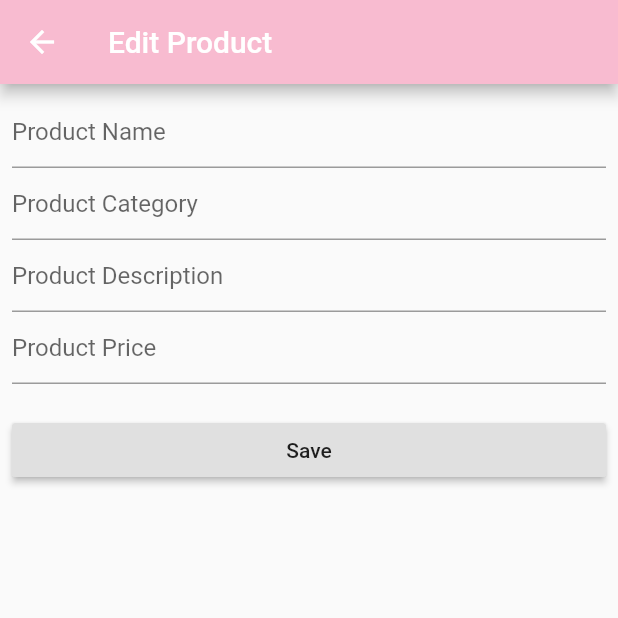
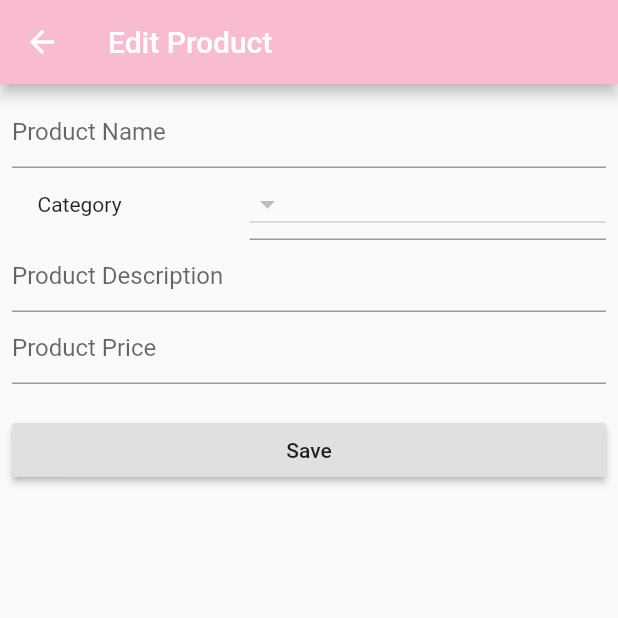
Before and after one commit to gorazdnina/Korepetycje, a Flutter app: the screen it shows once a user with an empty profile is signed in, item 3 of the bottom bar chosen, after a tap on the "add" icon, on a phone screen of 412 x 824 dp, the top half of it. Run offline on Flutter 3.47's test engine with Material 2 defaults, Android fonts, the phone set to English and light mode, and no system bars; our stand-ins replace cloud_firestore, firebase_auth, firebase_core, flutter_calendar_carousel, flutter_spinkit; accounts and stored records are empty; network calls fail.

Commit message:
Dropdown category in edit product page

```diff
--- a/lib/screens/home/home.dart
+++ b/lib/screens/home/home.dart
@@ -30,7 +30,6 @@ class Home extends StatefulWidget{
 
 class _HomeState extends State<Home>{
 
-  final AuthService _auth = AuthService();
   final DataBaseService _db = DataBaseService();
   String category = "Wszystko";
 
--- a/lib/screens/home/my_products/edit_products.dart
+++ b/lib/screens/home/my_products/edit_products.dart
@@ -1,5 +1,7 @@
 
 
+import 'package:cloud_firestore/cloud_firestore.dart';
+import 'package:flutter/cupertino.dart';
 import 'package:flutter/material.dart';
 import 'package:flutter_app2/models/lessons.dart';
 import 'package:flutter_app2/models/userr.dart';
@@ -20,6 +22,7 @@ class _EditProductState extends State<EditProduct> {
   final priceController = TextEditingController();
   final categoryController = TextEditingController();
   final descriptionController = TextEditingController();
+  String category = "Matematyka";
 
   @override
   void dispose() {
@@ -78,13 +81,14 @@ class _EditProductState extends State<EditProduct> {
                 productProvider.changeName(value);
               },
             ),
-            TextField(
-              controller: categoryController,
-              decoration: InputDecoration(hintText: 'Product Category'),
-              onChanged: (value) {
-                productProvider.changeCategory(value);
-              },
-            ),
+            _dropDownCategory(),
+            // TextField(
+            //   controller: categoryController,
+            //   decoration: InputDecoration(hintText: 'Product Category'),
+            //   onChanged: (value) {
+            //     productProvider.changeCategory(value);
+            //   },
+            // ),
             TextField(
               controller: descriptionController,
               decoration: InputDecoration(hintText: 'Product Description'),
@@ -104,6 +108,7 @@ class _EditProductState extends State<EditProduct> {
               child: Text('Save'),
               onPressed: () {
                 productProvider.changeuid(user.uid);
+                productProvider.changeCategory(category);
                 productProvider.saveProduct();
                 Navigator.of(context).pop();
               },
@@ -122,4 +127,63 @@ class _EditProductState extends State<EditProduct> {
       ),
     );
   }
+
+
+
+    Widget _dropDownCategory(){
+    return StreamBuilder<QuerySnapshot>(
+    stream: FirebaseFirestore.instance.collection('category').snapshots(),
+    builder: (context, snapshot){
+      if (!snapshot.hasData) return const Center(
+        child: const CupertinoActivityIndicator(),
+      );
+      return new Container(
+        child: new Row(
+          children: <Widget>[
+            new Expanded(
+                flex: 2,
+                child: new Container(
+                  padding: EdgeInsets.fromLTRB(17.0,10.0,10.0,10.0),
+                  child: new Text("Category"),
+                )
+            ),
+            new Expanded(
+              flex: 3,
+              child:new InputDecorator(
+                decoration: const InputDecoration(
+                  hintText: 'Choose an category',
+                  hintStyle: TextStyle(
+                    fontSize: 16.0,
+                    fontFamily: "OpenSans",
+                    fontWeight: FontWeight.normal,
+                  ),
+                ),
+                isEmpty: category == null,
+                child: new DropdownButton(
+                  value: category,
+                  isDense: true,
+                  onChanged: (String newValue) {
+                    setState(() {
+                      category = newValue;
+                    });
+                  },
+                  items: snapshot.data.docs.map((DocumentSnapshot document) {
+                    return new DropdownMenuItem<String>(
+                        value: document.data()['category_name'],
+                        child: new Container(
+                          height: 30.0,
+                          padding: EdgeInsets.fromLTRB(10.0, 2.0, 10.0, 0.0),
+                          child: new Text(document.data()['category_name']),
+                        )
+                    );
+                  }).toList(),
+                ),
+              ),
+            ),
+          ],
+        ),
+      );
+    }
+  );
 }
+}
--- a/lib/services/database.dart
+++ b/lib/services/database.dart
@@ -124,8 +124,6 @@ class DataBaseService{
 
   Stream<List<Product>> productOwner(String owner){
     final Query mylist = productCollection.where("uid", isEqualTo: owner);
-    print("Weszlismy tu i co ");
-    print(owner);
     return mylist.snapshots().map((snapshot) => snapshot.docs.map((document) => Product.fromFirestore(document.data())).toList());
   }
 ///__END_PRODUCT__///
```
Also changed, not shown: lib/main.dart (+0 -26 lines).
